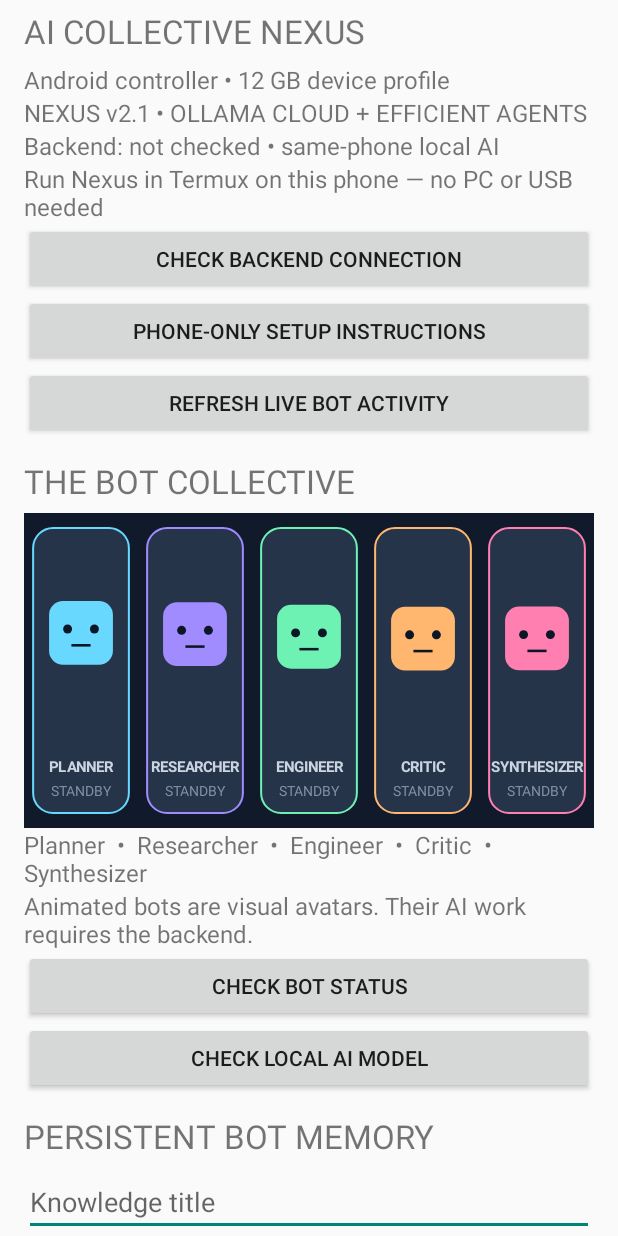
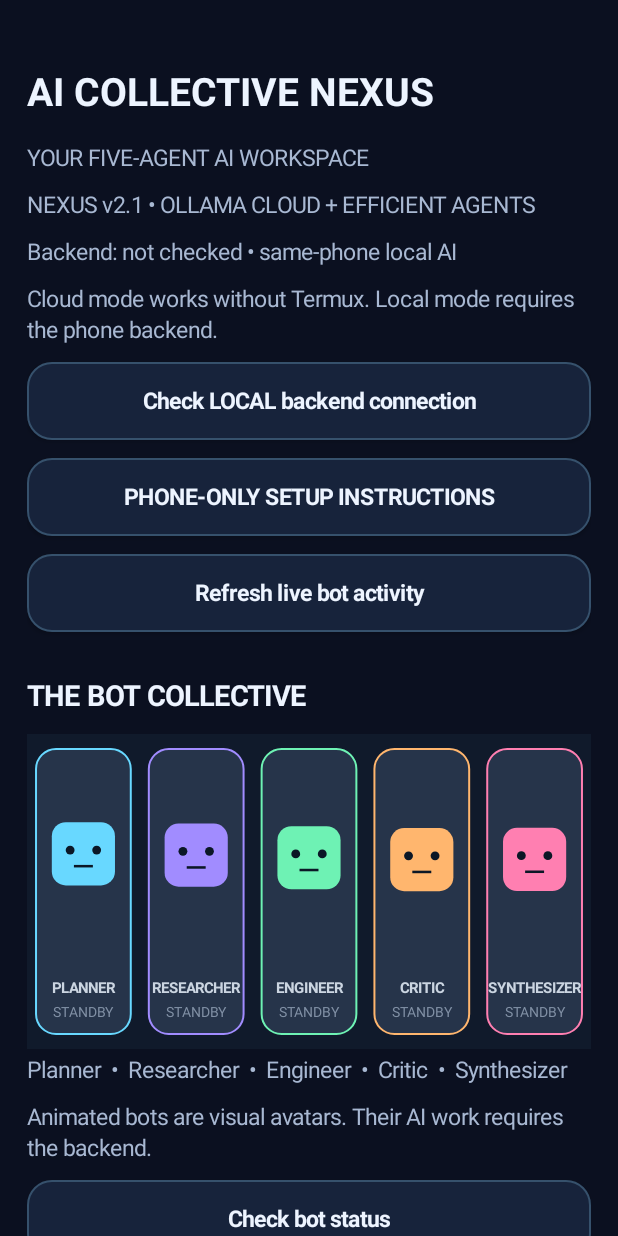
Before and after one commit to 1989johnharrison-oss/ai-collective-nexus., an Android app: the screen it shows after launch (MainActivity), on a phone screen of 412 x 824 dp. Run offline under Robolectric (Android 15) with nearby library versions, the phone set to English and light mode, and no system bars.

Commit message:
Redesign Nexus UI with dark navy palette, readable controls, rounded inputs and cloud setup clarity

```diff
--- a/app/src/main/java/org/aicollective/nexus/MainActivity.java
+++ b/app/src/main/java/org/aicollective/nexus/MainActivity.java
@@ -4,6 +4,11 @@ import android.os.Bundle;
 import android.os.Handler;
 import android.os.Looper;
 import android.widget.*;
+import android.graphics.Color;
+import android.graphics.Typeface;
+import android.graphics.drawable.GradientDrawable;
+import android.view.View;
+import android.view.WindowManager;
 import org.json.JSONObject;
 import java.net.*;
 import java.io.*;
@@ -16,6 +21,7 @@ public final class MainActivity extends Activity {
  private final ExecutorService executor=Executors.newSingleThreadExecutor();
  private final Handler handler=new Handler(Looper.getMainLooper());
  private LinearLayout root;
+ private static final int BG=0xff0b1020, PANEL=0xff17233b, TEXT=0xffedf4ff, MUTED=0xffa8b8d2, ACCENT=0xff5eead4;
  private TextView output;
  private EditText prompt;
  private EditText cloudKey;
@@ -34,15 +40,18 @@ public final class MainActivity extends Activity {
  private final Runnable poll=new Runnable(){@Override public void run(){if(active&&taskRunning&&currentTask!=null){request("GET","/api/tasks/"+currentTask,null);handler.postDelayed(this,2500);}}};
  @Override public void onCreate(Bundle savedInstanceState){
   super.onCreate(savedInstanceState);
+  getWindow().setStatusBarColor(BG);getWindow().setNavigationBarColor(BG);
+  getWindow().getDecorView().setSystemUiVisibility(0);
   ScrollView scroll=new ScrollView(this);
-  root=new LinearLayout(this);root.setOrientation(LinearLayout.VERTICAL);root.setPadding(24,24,24,24);
+  scroll.setBackgroundColor(BG);
+  root=new LinearLayout(this);root.setOrientation(LinearLayout.VERTICAL);root.setPadding(dp(18),dp(22),dp(18),dp(34));
   scroll.addView(root);setContentView(scroll);
   title("AI COLLECTIVE NEXUS");
-  label("Android controller • 12 GB device profile");
+  label("YOUR FIVE-AGENT AI WORKSPACE");
   label("NEXUS v2.1 • OLLAMA CLOUD + EFFICIENT AGENTS");
   connectionStatus=label("Backend: not checked • same-phone local AI");
-  label("Run Nexus in Termux on this phone — no PC or USB needed");
-  button("Check backend connection",()->request("GET","/api/health",null));
+  label("Cloud mode works without Termux. Local mode requires the phone backend.");
+  button("Check LOCAL backend connection",()->request("GET","/api/health",null));
   button("PHONE-ONLY SETUP INSTRUCTIONS",()->{
    android.content.Intent browser=new android.content.Intent(android.content.Intent.ACTION_VIEW,android.net.Uri.parse("https://github.com/1989johnharrison-oss/ai-collective-nexus."));
    startActivity(browser);
@@ -55,8 +64,8 @@ public final class MainActivity extends Activity {
   button("Check bot status",()->request("GET","/api/agents",null));
   button("Check local AI model",()->request("GET","/api/model/status",null));
   title("PERSISTENT BOT MEMORY");
-  EditText memoryTitle=new EditText(this);memoryTitle.setHint("Knowledge title");root.addView(memoryTitle);
-  EditText memoryBody=new EditText(this);memoryBody.setHint("What should the bots remember?");memoryBody.setMinLines(3);root.addView(memoryBody);
+  EditText memoryTitle=new EditText(this);memoryTitle.setHint("Knowledge title");field(memoryTitle);
+  EditText memoryBody=new EditText(this);memoryBody.setHint("What should the bots remember?");memoryBody.setMinLines(3);field(memoryBody);
   button("Save knowledge",()->{
    try{
     JSONObject note=new JSONObject();note.put("title",memoryTitle.getText().toString());note.put("body",memoryBody.getText().toString());
@@ -65,19 +74,19 @@ public final class MainActivity extends Activity {
   });
   button("View saved knowledge",()->request("GET","/api/knowledge",null));
   title("AI ENGINE • LOCAL OR OPTIONAL CLOUD");
-  label("Local mode needs no account or key. Cloud mode uses OpenRouter free models; an account and API key are required.");
+  label("Choose your AI engine. Ollama Cloud works with your existing Ollama API key; local mode works offline once installed.");
   button("Use local AI (offline)",()->{useCloud=false;output.setText("Local AI selected. Start the local model in Termux.");});
-  button("Use OpenRouter cloud AI (online)",()->{useCloud=true;output.setText("Cloud AI selected. Enter an OpenRouter key below; free model requests have usage limits.");});
-  button("Cloud provider: Ollama",()->{cloudProvider="ollama";cloudModel="gemma4:31b";output.setText("Ollama Cloud selected. Enter your Ollama key; cloud usage limits apply.");});
-  button("Cloud provider: OpenRouter",()->{cloudProvider="openrouter";cloudModel="openrouter/free";output.setText("OpenRouter free model router selected.");});
+  button("Use cloud AI (online)",()->{useCloud=true;output.setText("Cloud AI selected. Choose Ollama or OpenRouter below and enter the matching key.");});
+  button("Cloud provider: Ollama",()->{useCloud=true;cloudProvider="ollama";cloudModel="gemma4:31b";output.setText("Ollama Cloud selected. Enter your Ollama key; cloud usage limits apply.");});
+  button("Cloud provider: OpenRouter",()->{useCloud=true;cloudProvider="openrouter";cloudModel="openrouter/free";output.setText("OpenRouter free model router selected.");});
   button("Cloud coordination: Efficient (1–3 requests)",()->{efficientCloud=true;output.setText("Efficient coordination enabled.");});
   button("Cloud coordination: Full review (5 requests)",()->{efficientCloud=false;output.setText("Full five-agent review enabled.");});
   cloudKey=new EditText(this);cloudKey.setHint("Cloud provider API key (not saved)");
   cloudKey.setInputType(android.text.InputType.TYPE_CLASS_TEXT|android.text.InputType.TYPE_TEXT_VARIATION_PASSWORD);
-  root.addView(cloudKey);
+  field(cloudKey);
   button("Clear cloud key",()->{cloudKey.setText("");output.setText("Cloud key cleared from input.");});
   title("AI Agents");
-  prompt=new EditText(this);prompt.setHint("Enter an agent task");prompt.setMinLines(3);root.addView(prompt);
+  prompt=new EditText(this);prompt.setHint("Enter an agent task");prompt.setMinLines(3);field(prompt);
   button("Launch task",()->{
    String p=prompt.getText().toString().trim();
    if(p.isEmpty()){output.setText("Enter a task");return;}
@@ -90,8 +99,8 @@ public final class MainActivity extends Activity {
   button("Balanced",()->setMode("balanced"));
   button("Performance",()->setMode("performance"));
   title("Movie Studio");
-  filmTitle=new EditText(this);filmTitle.setHint("Movie title");root.addView(filmTitle);
-  filmScenes=new EditText(this);filmScenes.setHint("One scene caption per line (up to 60)");filmScenes.setMinLines(4);root.addView(filmScenes);
+  filmTitle=new EditText(this);filmTitle.setHint("Movie title");field(filmTitle);
+  filmScenes=new EditText(this);filmScenes.setHint("One scene caption per line (up to 60)");filmScenes.setMinLines(4);field(filmScenes);
   button("Render storyboard movie",()->renderMovie());
   button("Recent video jobs",()->request("GET","/api/video/jobs",null));
   button("Check current movie",()->{if(currentJob==null)output.setText("Start a movie first");else request("GET","/api/video/"+currentJob,null);});
@@ -99,8 +108,8 @@ public final class MainActivity extends Activity {
   deviceStatus=label("Checking...");
   button("Refresh device status",()->refreshDevice());
   refreshDevice();
-  title("Response");
-  output=label("Ready");
+  title("RESPONSE");
+  output=label("Ready — choose cloud mode for Ollama, or start your local backend.");
  }
  private void runCloudTask(String userPrompt){
   final String key=cloudKey.getText().toString().trim();
@@ -175,9 +184,33 @@ public final class MainActivity extends Activity {
   try{JSONObject body=new JSONObject();body.put("mode",mode);request("POST","/api/performance",body);}
   catch(Exception e){output.setText(e.toString());}
  }
- private TextView label(String text){TextView t=new TextView(this);t.setText(text);t.setTextSize(16);root.addView(t);return t;}
- private void title(String text){TextView t=label(text);t.setTextSize(22);t.setPadding(0,20,0,10);}
- private void button(String name,Runnable fn){Button b=new Button(this);b.setText(name);b.setOnClickListener(v->fn.run());root.addView(b);}
+ private int dp(float n){return (int)(n*getResources().getDisplayMetrics().density+0.5f);}
+ private GradientDrawable shape(int color,int stroke){
+  GradientDrawable d=new GradientDrawable();d.setColor(color);d.setCornerRadius(dp(16));
+  if(stroke!=0)d.setStroke(dp(1),stroke);return d;
+ }
+ private void field(EditText e){
+  e.setTextColor(TEXT);e.setHintTextColor(MUTED);e.setTextSize(16);
+  e.setBackground(shape(PANEL,0xff30435f));e.setPadding(dp(16),dp(13),dp(16),dp(13));
+  LinearLayout.LayoutParams lp=new LinearLayout.LayoutParams(-1,-2);lp.setMargins(0,dp(5),0,dp(12));root.addView(e,lp);
+ }
+ private TextView label(String value){
+  TextView t=new TextView(this);t.setText(value);t.setTextColor(MUTED);t.setTextSize(15);
+  t.setLineSpacing(dp(3),1f);
+  LinearLayout.LayoutParams lp=new LinearLayout.LayoutParams(-1,-2);lp.setMargins(0,dp(3),0,dp(7));root.addView(t,lp);return t;
+ }
+ private void title(String value){
+  TextView t=label(value);t.setTextColor(TEXT);t.setTypeface(Typeface.DEFAULT,Typeface.BOLD);
+  t.setTextSize(value.equals("AI COLLECTIVE NEXUS")?26:19);
+  t.setPadding(0,dp(17),0,dp(6));
+ }
+ private void button(String name,Runnable fn){
+  Button b=new Button(this);b.setAllCaps(false);b.setText(name);b.setTextColor(TEXT);b.setTextSize(15);
+  b.setTypeface(Typeface.DEFAULT,Typeface.BOLD);
+  b.setBackground(shape(PANEL,0xff36516c));b.setPadding(dp(14),dp(9),dp(14),dp(9));
+  b.setOnClickListener(v->fn.run());
+  LinearLayout.LayoutParams lp=new LinearLayout.LayoutParams(-1,dp(52));lp.setMargins(0,dp(4),0,dp(8));root.addView(b,lp);
+ }
  private void request(String method,String path,JSONObject payload){
   executor.execute(()->{
    HttpURLConnection conn=null;
```
